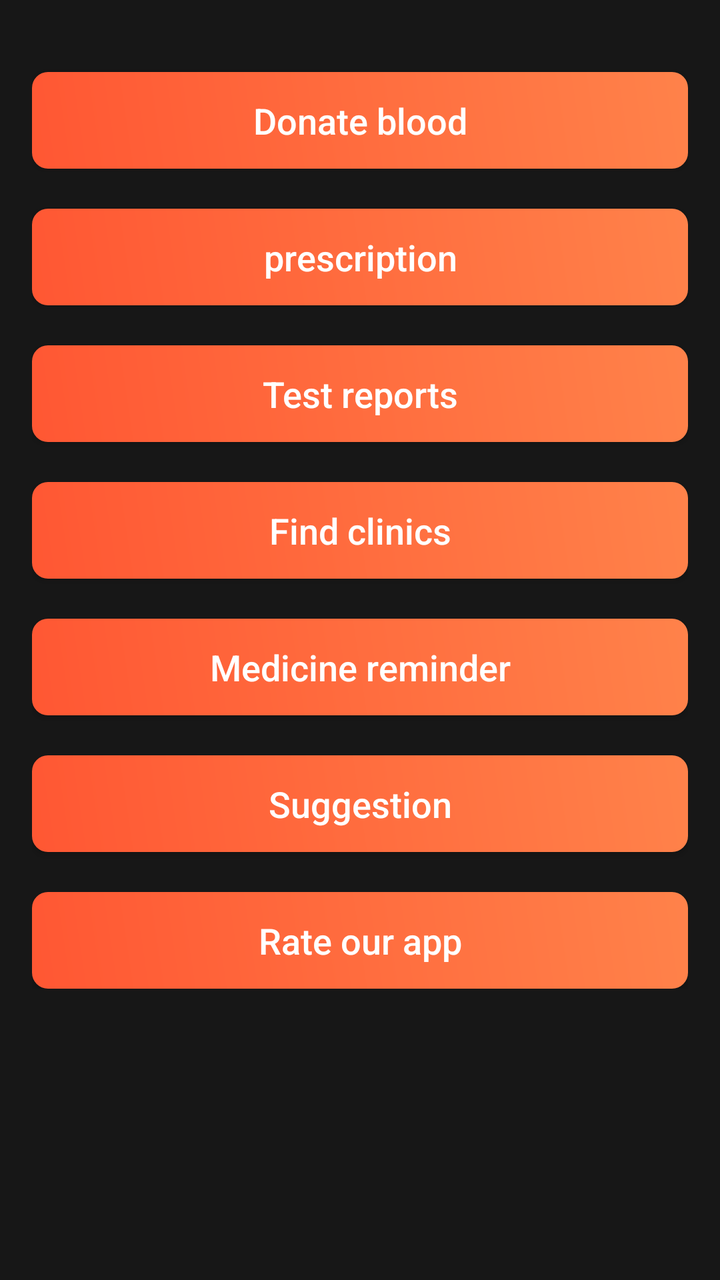
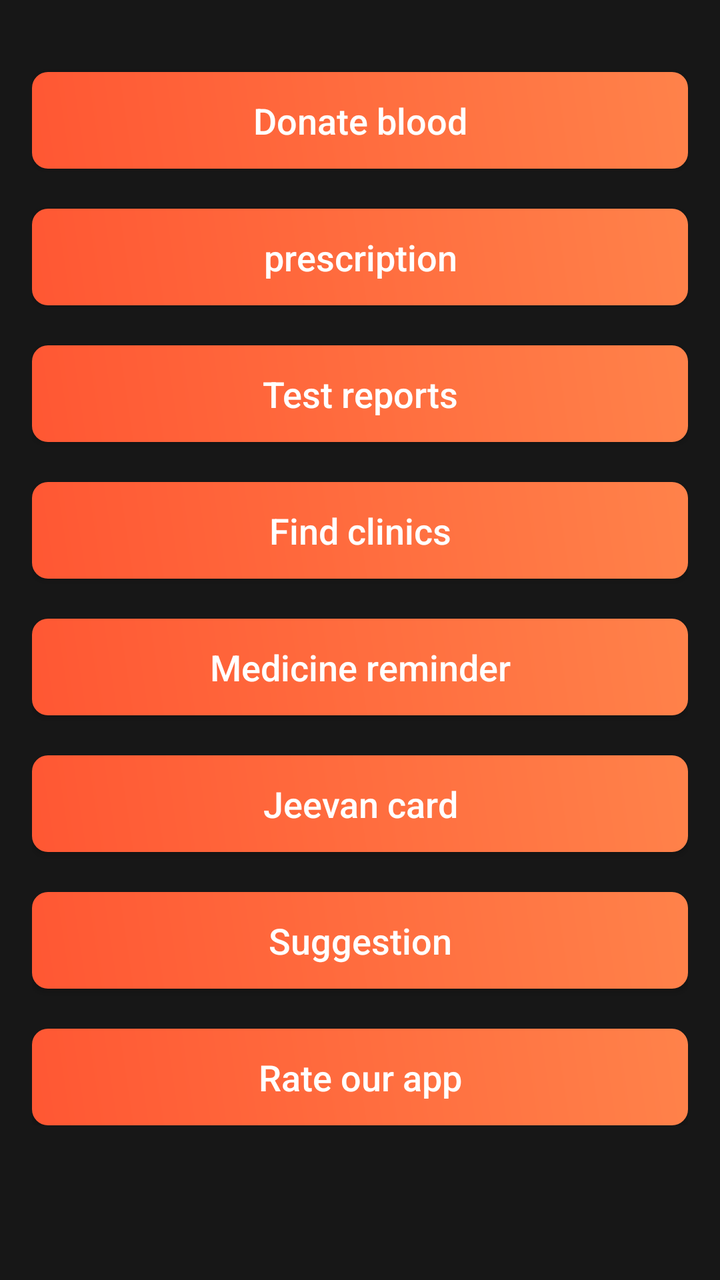

Compare the two renders of this Android layout. The source of the first and the diff that turns it into the second are given below.
<!-- AndroidManifest.xml: application theme Theme.AppCompat -->
<!-- res/layout/fragment_tab2.xml -->
<?xml version="1.0" encoding="utf-8"?>
<ScrollView xmlns:android="http://schemas.android.com/apk/res/android"
    android:layout_width="match_parent"
    android:layout_height="match_parent"
    android:background="#85000000">

    <RelativeLayout
        android:layout_width="match_parent"
        android:layout_height="wrap_content"
        android:padding="16dp">

        <Button
            android:id="@+id/btnnew"
            android:layout_width="match_parent"
            android:layout_height="wrap_content"
            android:layout_marginTop="20dp"
            android:background="@drawable/cool_button_background"
            android:paddingStart="16dp"
            android:paddingTop="12dp"
            android:paddingEnd="16dp"
            android:paddingBottom="12dp"
            android:text="Donate blood"
            android:textAllCaps="false"
            android:textSize="18sp" />

        

        <Button
            android:id="@+id/btnPrescription"
            android:layout_width="match_parent"
            android:layout_height="wrap_content"
            android:layout_below="@id/btnnew"
            android:layout_centerHorizontal="true"
            android:layout_marginTop="20dp"
            android:background="@drawable/cool_button_background"
            android:paddingStart="16dp"
            android:paddingTop="12dp"
            android:paddingEnd="16dp"
            android:paddingBottom="12dp"
            android:text="prescription"
            android:textAllCaps="false"
            android:textSize="18sp" />

        <Button
            android:id="@+id/btnTestReport"
            android:layout_width="match_parent"
            android:layout_height="wrap_content"
            android:layout_below="@id/btnPrescription"
            android:layout_centerHorizontal="true"
            android:layout_marginTop="20dp"
            android:background="@drawable/cool_button_background"
            android:paddingStart="16dp"
            android:paddingTop="12dp"
            android:paddingEnd="16dp"
            android:paddingBottom="12dp"
            android:text="Test reports"
            android:textAllCaps="false"
            android:textSize="18sp" />

        <Button
            android:id="@+id/btn3"
            android:layout_width="match_parent"
            android:layout_height="wrap_content"
            android:layout_below="@id/btnTestReport"
            android:layout_centerHorizontal="true"
            android:layout_marginTop="20dp"
            android:background="@drawable/cool_button_background"
            android:paddingStart="16dp"
            android:paddingTop="12dp"
            android:paddingEnd="16dp"
            android:paddingBottom="12dp"
            android:text="Find clinics"
            android:textAllCaps="false"
            android:textSize="18sp" />

        <Button
            android:id="@+id/btn4"
            android:layout_width="match_parent"
            android:layout_height="wrap_content"
            android:layout_below="@id/btn3"
            android:layout_centerHorizontal="true"
            android:layout_marginTop="20dp"
            android:background="@drawable/cool_button_background"
            android:paddingStart="16dp"
            android:paddingTop="12dp"
            android:paddingEnd="16dp"
            android:paddingBottom="12dp"
            android:text="Medicine reminder"
            android:textAllCaps="false"
            android:textSize="18sp" />

        <Button
            android:id="@+id/btn5"
            android:layout_width="match_parent"
            android:layout_height="wrap_content"
            android:layout_below="@id/btn4"
            android:layout_centerHorizontal="true"
            android:layout_marginTop="20dp"
            android:background="@drawable/cool_button_background"
            android:paddingStart="16dp"
            android:paddingTop="12dp"
            android:paddingEnd="16dp"
            android:paddingBottom="12dp"
            android:text="Suggestion"
            android:textAllCaps="false"
            android:textSize="18sp" />

        <Button
            android:id="@+id/btn6"
            android:layout_width="match_parent"
            android:layout_height="wrap_content"
            android:layout_below="@id/btn5"
            android:layout_centerHorizontal="true"
            android:layout_marginTop="20dp"
            android:background="@drawable/cool_button_background"
            android:paddingStart="16dp"
            android:paddingTop="12dp"
            android:paddingEnd="16dp"
            android:paddingBottom="12dp"
            android:text="Rate our app"
            android:textAllCaps="false"
            android:textSize="18sp" />
    </RelativeLayout>
</ScrollView>
<!-- resources referenced by this layout -->
<resources>
  <!-- drawable cool_button_background (drawable) -->
  <shape xmlns:android="http://schemas.android.com/apk/res/android">
      <gradient
          android:angle="45"
          android:endColor="#FF824A"
          android:startColor="#FF5733" />
      <corners android:radius="8dp" />
  </shape>
</resources>

<!-- the commit's change to res/layout/fragment_tab2.xml (unified diff, before → after) -->
@@ -90,10 +90,26 @@
             android:textSize="18sp" />
 
         <Button
+            android:id="@+id/btn4new"
+            android:layout_width="match_parent"
+            android:layout_height="wrap_content"
+            android:layout_below="@id/btn4"
+            android:layout_centerHorizontal="true"
+            android:layout_marginTop="20dp"
+            android:background="@drawable/cool_button_background"
+            android:paddingStart="16dp"
+            android:paddingTop="12dp"
+            android:paddingEnd="16dp"
+            android:paddingBottom="12dp"
+            android:text="Jeevan card"
+            android:textAllCaps="false"
+            android:textSize="18sp" />
+
+        <Button
             android:id="@+id/btn5"
             android:layout_width="match_parent"
             android:layout_height="wrap_content"
-            android:layout_below="@id/btn4"
+            android:layout_below="@id/btn4new"
             android:layout_centerHorizontal="true"
             android:layout_marginTop="20dp"
             android:background="@drawable/cool_button_background"
